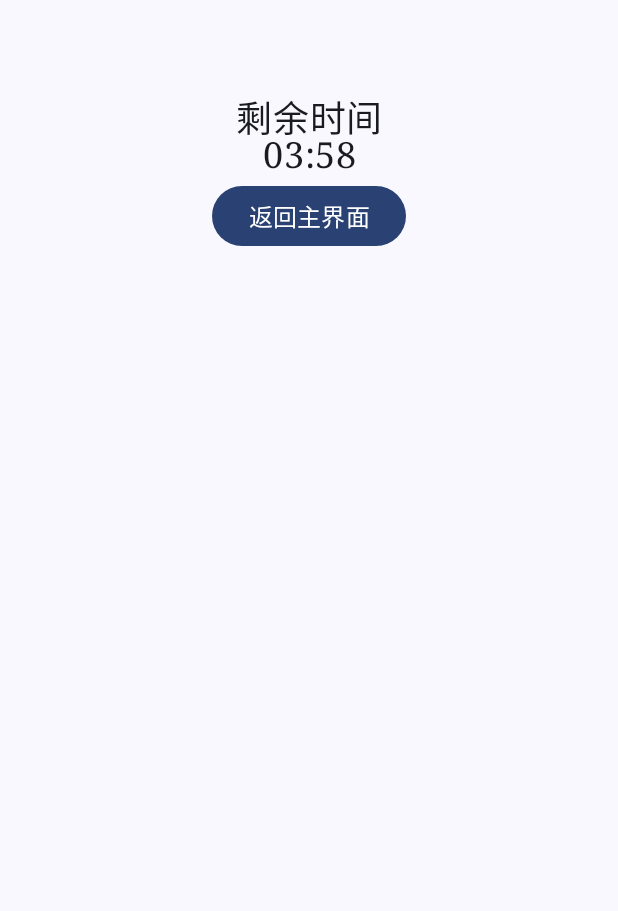
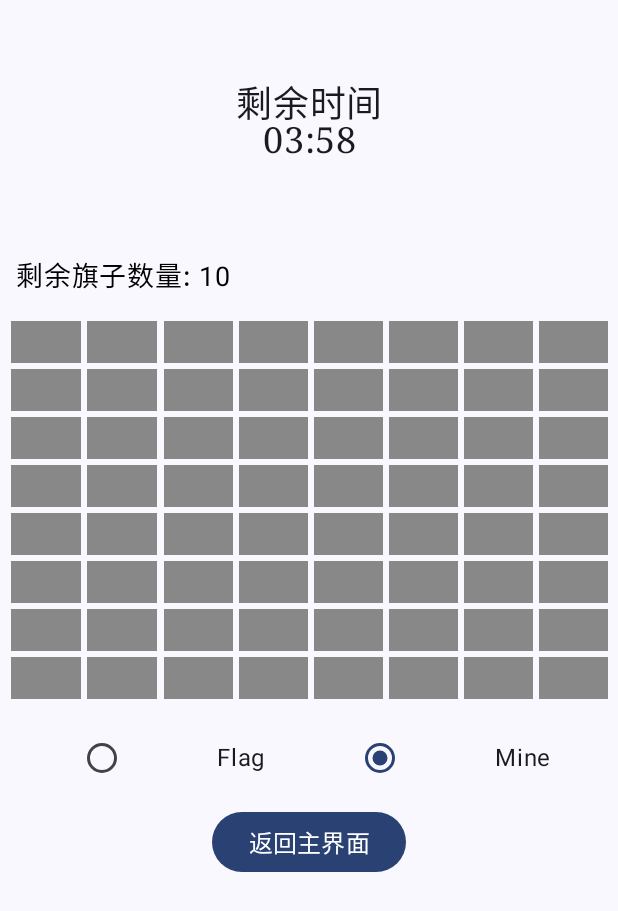
Before and after one commit to aski0006/-, an Android app built with Jetpack Compose: the GameActivity screen opened directly, with no data from a screen before it, on a phone screen of 412 x 824 dp. Shown: the top 911 px of the screen. Run offline under Robolectric (Android 15) with nearby library versions, the phone set to English and light mode, and no system bars.

Commit message:
更新GameActivity的游戏逻辑

```diff
--- a/SaoLei_Game/app/src/main/java/com/example/project/GameActivity.kt
+++ b/SaoLei_Game/app/src/main/java/com/example/project/GameActivity.kt
@@ -24,6 +24,10 @@ import androidx.compose.ui.text.style.TextAlign
 import androidx.compose.ui.unit.dp
 import androidx.compose.ui.unit.sp
 import com.example.project.game_components.DisplayGameTime
+import com.example.project.game_components.GameOverScreen
+import com.example.project.game_components.GameWinScreen
+import com.example.project.game_components.MineField
+import com.example.project.game_components.OperatorButton
 import com.example.project.game_functions.generateRandomMinesList
 import com.example.project.ui.theme.ProjectTheme
 import kotlin.time.Duration.Companion.minutes
@@ -72,7 +76,7 @@ class GameActivity : ComponentActivity() {
         enableEdgeToEdge()
         val gridSize = intent.getIntExtra("gridSize", 8) // 默认值为8
         val mineNumber = intent.getIntExtra("mineNumber", 10) // 默认值为10
-        val gameTime= (intent.getIntExtra("gameTime", 4)).minutes
+        val gameTime = (intent.getIntExtra("gameTime", 4)).minutes
         setContent {
             ProjectTheme {
                 val gameState = remember { mutableStateOf(GameState.PROCESSING) }
@@ -82,14 +86,31 @@ class GameActivity : ComponentActivity() {
                 Scaffold(modifier = Modifier.fillMaxSize()) { innerPadding ->
                     Column(
                         modifier = Modifier
-                            .padding(10.dp)
+                            .padding(innerPadding)
                             .fillMaxWidth(),
                         horizontalAlignment = Alignment.CenterHorizontally // 水平居中
-                    ){
+                    ) {
                         Spacer(modifier = Modifier.height(50.dp))
                         if (gameState.value == GameState.PROCESSING) {
                             DisplayGameTime(gameTime, gameState)
                         }
+                        Spacer(modifier = Modifier.height(50.dp))
+
+                        when (gameState.value) {
+                            GameState.PROCESSING -> {
+                                MineField(showAnswer, operatorState, gameState, mineData)
+                                OperatorButton(operatorState)
+                            }
+
+                            GameState.ENDING -> {
+                                GameOverScreen(showAnswer, operatorState, gameState, mineData)
+                            }
+
+                            GameState.SUCCESSFUL -> {
+                                GameWinScreen()
+                            }
+                        }
+
                         ReturnMainActivity()
                     }
                 }
--- /dev/null
+++ b/SaoLei_Game/app/src/main/java/com/example/project/game_components/MineButton.kt
@@ -0,0 +1,59 @@
+package com.example.project.game_components
+
+import androidx.compose.foundation.layout.padding
+import androidx.compose.foundation.layout.size
+import androidx.compose.foundation.shape.RoundedCornerShape
+import androidx.compose.material3.Button
+import androidx.compose.material3.ButtonDefaults
+import androidx.compose.runtime.Composable
+import androidx.compose.runtime.MutableState
+import androidx.compose.ui.Modifier
+import androidx.compose.ui.graphics.Color
+import androidx.compose.ui.unit.dp
+
+/**
+ * 地雷按钮的组合函数。
+ *
+ * 该按钮用于表示地雷游戏中的一个格子，可以是地雷或普通格子。按钮的背景颜色会根据格子的状态（是否有旗帜、是否打开、是否是地雷等）进行变化。
+ * 点击按钮时可以切换旗帜状态或打开格子。
+ *
+ * @param isMine 该格子是否是地雷。
+ * @param isOpen 该格子是否已打开的可变状态。
+ * @param hasFlag 该格子是否被标记旗帜的可变状态。
+ * @param showMine 是否显示地雷，用于在游戏结束时显示所有地雷的位置。
+ * @param onToggleFlag 切换旗帜状态的回调函数。
+ * @param onClick 打开格子的回调函数。
+ */
+@Composable
+fun MineButton(
+    isMine: Boolean,
+    isOpen: MutableState<Boolean>,
+    hasFlag: MutableState<Boolean>,
+    showMine: Boolean,
+    onToggleFlag: () -> Unit,
+    onClick: () -> Unit
+) {
+
+    // 根据不同的条件设置按钮的背景颜色
+    val backgroundColor = when {
+        hasFlag.value -> Color.Red // 如果有旗帜，背景为红色
+        isMine && showMine -> Color.Blue // 如果是地雷且要显示，背景为蓝色
+        isOpen.value -> Color.LightGray // 打开时背景为浅灰色
+        else -> Color.Gray // 默认背景为灰色
+    }
+
+    // 创建一个按钮，并根据状态设置其样式和行为
+    Button(
+        modifier = Modifier
+            .size(32.dp) // 设置按钮的大小
+            .padding(2.dp), // 设置按钮的内边距
+        onClick = {
+            onToggleFlag() // 切换旗帜状态
+            onClick() // 执行打开操作
+        },
+        shape = RoundedCornerShape(0.dp), // 设置按钮的形状，无边框圆角
+        colors = ButtonDefaults.buttonColors(containerColor = backgroundColor) // 根据状态设置背景颜色
+    ) {
+        // 按钮内容为空，仅使用背景颜色表示状态
+    }
+}
--- /dev/null
+++ b/SaoLei_Game/app/src/main/java/com/example/project/game_components/MineField.kt
@@ -0,0 +1,179 @@
+package com.example.project.game_components
+
+import androidx.compose.foundation.layout.Column
+import androidx.compose.foundation.layout.PaddingValues
+import androidx.compose.foundation.layout.Row
+import androidx.compose.foundation.layout.fillMaxWidth
+import androidx.compose.foundation.layout.padding
+import androidx.compose.foundation.lazy.grid.GridCells
+import androidx.compose.foundation.lazy.grid.LazyVerticalGrid
+import androidx.compose.foundation.lazy.grid.items
+import androidx.compose.material3.Text
+import androidx.compose.runtime.Composable
+import androidx.compose.runtime.MutableState
+import androidx.compose.runtime.mutableIntStateOf
+import androidx.compose.runtime.mutableStateOf
+import androidx.compose.runtime.remember
+import androidx.compose.ui.Modifier
+import androidx.compose.ui.graphics.Color
+import androidx.compose.ui.text.style.TextAlign
+import androidx.compose.ui.unit.dp
+import androidx.compose.ui.unit.sp
+import com.example.game.my_functions.dfsOpenNotMineButton
+import com.example.project.GameState
+import com.example.project.OperatorState
+import com.example.project.game_functions.MineFieldData
+import com.example.project.game_functions.getSurroundingMimeCounts
+
+
+/**
+ * 雷区组件，用于展示和处理扫雷游戏的雷区。
+ *
+ * @param showAnswer 是否显示答案的标志，用于在游戏结束后显示所有雷的位置。
+ * @param operatorState 当前操作状态（挖雷或插旗），用于控制玩家当前的操作模式。
+ * @param gameState 游戏状态（进行中、结束、成功），用于控制游戏的流程。
+ * @param mineData 雷区数据，包含雷区的大小、雷的数量和位置等信息。
+ */
+@Composable
+fun MineField(
+    showAnswer: MutableState<Boolean>, // 是否显示答案的标志
+    operatorState: MutableState<OperatorState>, // 当前操作状态（挖雷或插旗）
+    gameState: MutableState<GameState>, // 游戏状态（进行中、结束、成功）
+    mineData: MineFieldData // 雷区数据
+) {
+    // 生成雷区索引列表，用于遍历雷区中的每个格子。
+    val items = (0 until mineData.gridSize * mineData.gridSize).toList()
+
+// 计算每个格子周围的雷数，使用remember函数进行内存优化。
+    val surroundingMineCounts = remember { getSurroundingMimeCounts(mineData, items) }
+
+// 记录每个格子是否被打开，初始化为false。
+    val isOpenList =
+        remember { Array(mineData.gridSize * mineData.gridSize) { mutableStateOf(false) } }
+
+// 记录需要打开的非雷格子数，用于判断游戏是否胜利。
+    val winCount =
+        remember { mutableIntStateOf(mineData.gridSize * mineData.gridSize - mineData.mineNumber) }
+
+// 记录当前插旗数，用于控制旗子的数量。
+    val flagCount = remember { mutableIntStateOf(0) }
+
+// 记录正确插旗数，用于判断游戏是否胜利。
+    val winFlag = remember { mutableIntStateOf(0) }
+
+// 使用Column布局包裹整个雷区组件。
+    Column {
+        // 使用Row布局展示剩余旗子数量，仅在游戏进行中显示。
+        Row(
+            modifier = Modifier
+                .fillMaxWidth()
+                .padding(10.dp)
+        ) {
+            if (gameState.value == GameState.PROCESSING) {
+                Text(
+                    text = "剩余旗子数量: ${mineData.mineNumber - flagCount.intValue}",
+                    color = Color.Black,
+                    textAlign = TextAlign.Center,
+                    fontSize = 18.sp
+                )
+            }
+        }
+
+        // 使用LazyVerticalGrid布局展示雷区，设置网格列数和内容内边距。
+        LazyVerticalGrid(
+            columns = GridCells.Fixed(mineData.gridSize),
+            contentPadding = PaddingValues(5.dp)
+        ) {
+            // 遍历雷区中的每个格子。
+            items(items) { index ->
+                // 记录当前格子是否有旗。
+                val hasFlag = remember { mutableStateOf(false) }
+
+                // 判断当前格子是否是雷。
+                val isMine = index in mineData.mineIndices
+
+                // 获取当前格子是否被打开。
+                val isOpen = isOpenList[index]
+
+                // 获取当前格子周围的雷数。
+                val surroundingMineCount = surroundingMineCounts[index]
+
+                // 记录DFS访问状态。
+                val visited = Array(mineData.gridSize) { BooleanArray(mineData.gridSize) { false } }
+
+                // 检查游戏是否胜利。
+                if (winCount.intValue == 0) {
+                    gameState.value = GameState.SUCCESSFUL
+                }
+                // 检查是否所有雷都被正确插旗。
+                if (winFlag.intValue == mineData.mineNumber) {
+                    gameState.value = GameState.SUCCESSFUL
+                }
+
+                // 渲染每个格子。
+                MineButton(
+                    isMine = isMine,
+                    isOpen = isOpen,
+                    hasFlag = hasFlag,
+                    showMine = showAnswer.value,
+                    onToggleFlag = {
+                        // 切换旗子。
+                        if (operatorState.value == OperatorState.DO_FLAG && !isOpen.value && flagCount.intValue <= mineData.mineNumber) {
+                            val oldWinFlag = winFlag.intValue
+                            // 只有在旗子数量小于20时才允许插入新的旗子。
+                            if (flagCount.intValue < mineData.mineNumber || hasFlag.value) {
+                                flagCount.intValue += if (hasFlag.value) -1 else 1
+                                hasFlag.value = !hasFlag.value
+
+                                if (isMine) {
+                                    winFlag.intValue = oldWinFlag + (if (hasFlag.value) 1 else -1)
+                                }
+                            }
+                        }
+                    },
+                    onClick = {
+                        // 点击格子。
+                        if (operatorState.value == OperatorState.DO_MINE) {
+                            if (isMine) {
+                                // 点到雷，游戏结束。
+                                gameState.value = GameState.ENDING
+                                showAnswer.value = true
+                            } else {
+                                // 打开非雷格子。
+                                dfsOpenNotMineButton(
+                                    mineData,
+                                    surroundingMineCounts,
+                                    visited,
+                                    index,
+                                    winCount,
+                                    isOpenList
+                                )
+                            }
+                        }
+                    }
+                )
+
+                // 显示周围的雷数。
+                Text(
+                    text = if (isOpen.value) {
+                        if (surroundingMineCount == 0) "" else surroundingMineCount.toString()
+                    } else "",
+                    color = when (surroundingMineCount) {
+                        0 -> Color.Transparent // 周围没有雷，文本不显示，颜色设为透明
+                        1 -> Color.Blue // 雷数为1，设置为蓝色
+                        2 -> Color.Green // 雷数为2，设置为绿色
+                        3 -> Color.Red // 雷数为3，设置为红色
+                        4 -> Color.DarkGray // 雷数为4，设置为深灰色
+                        5 -> Color.Magenta // 雷数为5，设置为洋红色
+                        6 -> Color.Cyan // 雷数为6，设置为青色
+                        7 -> Color.Black // 雷数为7，设置为黑色
+                        8 -> Color.Yellow // 雷数为8，设置为黄色
+                        else -> Color.Red // 如果超出范围，使用红色作为默认颜色
+                    },
+                    textAlign = TextAlign.Center,
+                    fontSize = 26.sp // 字体大小
+                )
+            }
+        }
+    }
+}
--- /dev/null
+++ b/SaoLei_Game/app/src/main/java/com/example/project/game_components/OperatorButton.kt
@@ -0,0 +1,50 @@
+package com.example.project.game_components
+
+import androidx.compose.foundation.layout.Arrangement
+import androidx.compose.foundation.layout.Row
+import androidx.compose.foundation.layout.fillMaxWidth
+import androidx.compose.foundation.layout.padding
+import androidx.compose.material3.RadioButton
+import androidx.compose.material3.Text
+import androidx.compose.runtime.Composable
+import androidx.compose.runtime.MutableState
+import androidx.compose.ui.Alignment
+import androidx.compose.ui.Modifier
+import androidx.compose.ui.unit.dp
+import com.example.project.OperatorState
+
+/**
+ * 可组合函数，用于显示一个操作按钮组件。
+ *
+ * 该函数显示两个单选按钮，分别用于设置操作状态为“插旗”或“挖雷”。
+ * 用户点击其中一个单选按钮时，会更新 [operatorState] 的值。
+ *
+ * @param operatorState 一个 [MutableState] 对象，表示当前的操作状态。
+ */
+@Composable
+fun OperatorButton(operatorState: MutableState<OperatorState>) {
+    // 创建一个水平排列的行，填满父容器的宽度，并垂直居中对齐其中的子组件。
+    Row(
+        modifier = Modifier.fillMaxWidth(),
+        verticalAlignment = Alignment.CenterVertically,
+        horizontalArrangement = Arrangement.SpaceEvenly
+    ) {
+        // 第一个单选按钮，表示“插旗”操作。
+        RadioButton(
+            selected = operatorState.value == OperatorState.DO_FLAG, // 检查当前操作状态是否为“插旗”。
+            onClick = { operatorState.value = OperatorState.DO_FLAG }, // 点击时将操作状态设置为“插旗”。
+            modifier = Modifier.padding(8.dp) // 添加8dp的内边距。
+        )
+        // 显示文本“Flag”，表示“插旗”操作。
+        Text(text = "Flag", modifier = Modifier.padding(8.dp))
+
+        // 第二个单选按钮，表示“挖雷”操作。
+        RadioButton(
+            selected = operatorState.value == OperatorState.DO_MINE, // 检查当前操作状态是否为“挖雷”。
+            onClick = { operatorState.value = OperatorState.DO_MINE }, // 点击时将操作状态设置为“挖雷”。
+            modifier = Modifier.padding(8.dp) // 添加8dp的内边距。
+        )
+        // 显示文本“Mine”，表示“挖雷”操作。
+        Text(text = "Mine", modifier = Modifier.padding(8.dp))
+    }
+}
--- /dev/null
+++ b/SaoLei_Game/app/src/main/java/com/example/project/game_functions/GetSurroundingMineCounts.kt
@@ -0,0 +1,54 @@
+package com.example.project.game_functions
+
+/**
+ * 计算每个位置周围的地雷数量。
+ *
+ * 该函数会遍历给定的位置列表，并计算每个非地雷位置周围的地雷数量。如果是地雷位置，则将对应的位置标记为 -1。
+ *
+ * @param mineData 地雷场的数据对象，包含网格大小和地雷位置的信息。
+ * @param items 需要计算周围地雷数量的位置索引列表。
+ * @return 一个整数数组，表示每个位置周围的地雷数量。如果是地雷位置，则对应值为 -1。
+ */
+fun getSurroundingMimeCounts(mineData: MineFieldData, items: List<Int>): IntArray {
+    // 初始化计数数组，所有值初始为 0
+    val counts = IntArray(mineData.gridSize * mineData.gridSize) { 0 }
+
+    // 遍历给定的位置索引列表
+    for (index in items) {
+        // 如果当前位置不是地雷，计算周围地雷数量
+        if (index !in mineData.mineIndices) {
+            // 跳过地雷格子
+
+            // 计算当前位置的行和列
+            val row = index / mineData.gridSize
+            val col = index % mineData.gridSize
+
+            // 遍历当前位置周围的 3x3 区域
+            for (i in -1..1) {
+                for (j in -1..1) {
+                    // 计算新位置的行和列
+                    val newRow = row + i
+                    val newCol = col + j
+
+                    // 检查新位置是否在网格边界内
+                    if (newRow in 0 until mineData.gridSize && newCol in 0 until mineData.gridSize) {
+                        // 计算新位置的索引
+                        val newIndex = newRow * mineData.gridSize + newCol
+
+                        // 如果新位置是地雷，增加当前位置的地雷数量
+                        if (newIndex in mineData.mineIndices) {
+                            counts[index]++
+                        }
+                    }
+                }
+            }
+        }
+        else {
+            // 如果是地雷位置，将其标记为 -1
+            counts[index] = -1
+        }
+    }
+
+    // 返回计算结果
+    return counts
+}
```
Also changed, not shown: SaoLei_Game/app/src/main/java/com/example/project/game_components/GameOverPanel.kt (added, +77 -0 lines), SaoLei_Game/app/src/main/java/com/example/project/game_components/GameWinPanel.kt (added, +29 -0 lines), SaoLei_Game/app/src/main/java/com/example/project/game_functions/DFSOpenNotMineButton.kt (added, +85 -0 lines).
